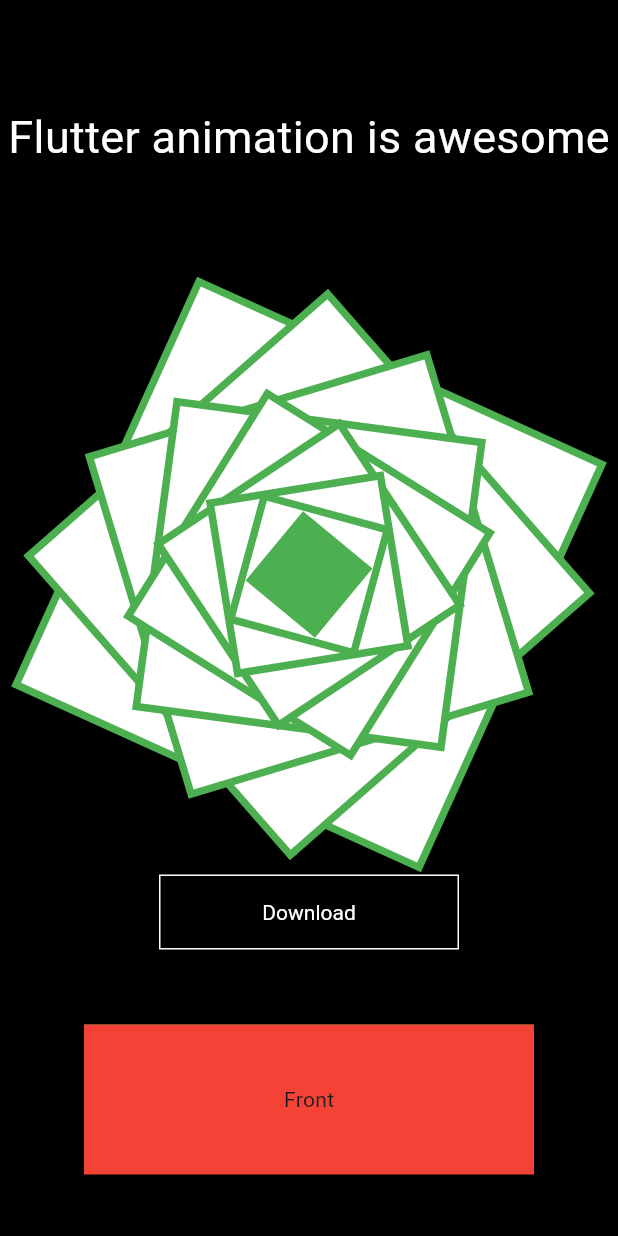
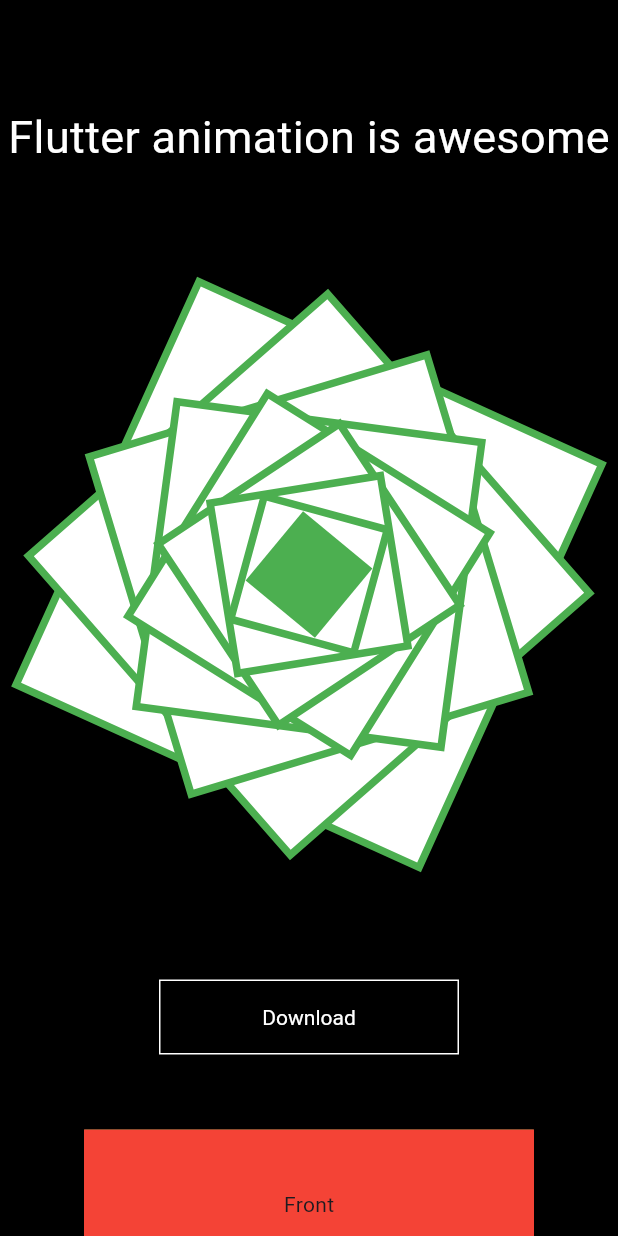
Before and after one commit to t-mabrar/learn_play_flutter_animations, a Flutter app: the BlackScreen widget shown alone on an empty page, opened directly, on a phone screen of 412 x 824 dp. Run offline on Flutter 3.47's test engine with Material 3 defaults, Android fonts, the light colour scheme and no system bars; our stand-ins replace flutter_svg, path_drawing.

Commit message:
Added screenshots for existing animations, and some spacing in few screens

```diff
--- a/lib/black_screen/black_screen.dart
+++ b/lib/black_screen/black_screen.dart
@@ -28,7 +28,7 @@
             MultiTextSlide(),
             SizedBox(height: 20.0),
             TwistingSquares(),
-
+            SizedBox(height: 20.0),
             FizzyButton(),
             // FlushButton(),
             // ClippingButton(),
--- a/lib/black_screen/flip_button.dart
+++ b/lib/black_screen/flip_button.dart
@@ -180,6 +180,7 @@
                     child: Center(child: Text("Back")),
                   ),
                 ),
+                if (!(_frontRotationAnimation.value == pi / 2))
                   Transform(
                     alignment: Alignment.topCenter,
                     transform:
--- a/lib/blue_screen/blue_screen.dart
+++ b/lib/blue_screen/blue_screen.dart
@@ -29,6 +29,8 @@
             PulseButton(),
             DashedButton(),
             ColorFan(),
+            SizedBox(height: 50.0),
+
           ],
         ),
       ),
```
Also changed, not shown: 15 other files. Lines whose indentation alone changed are shown as unchanged.
